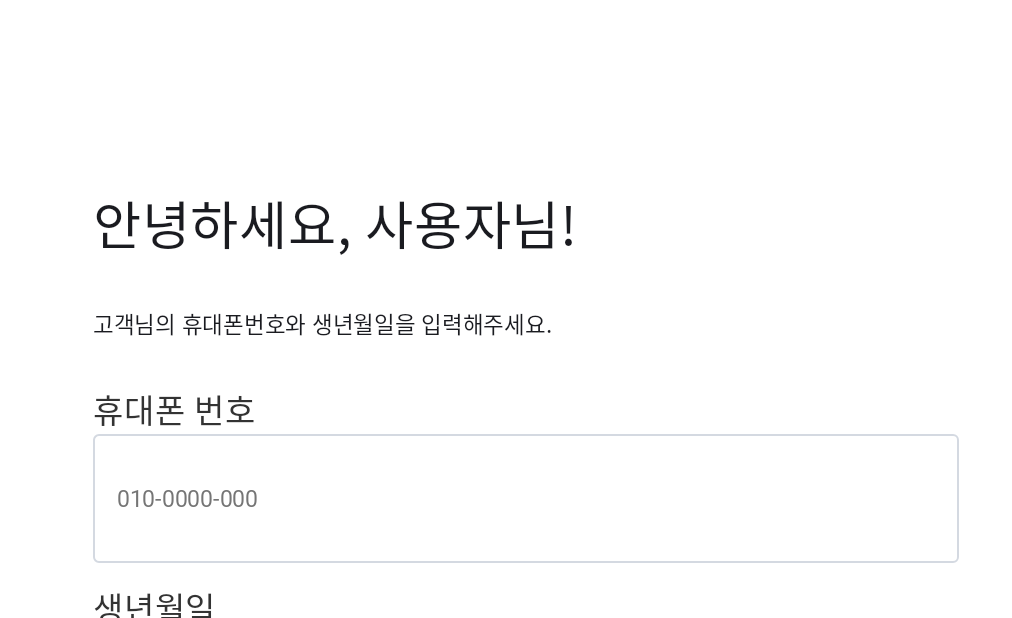
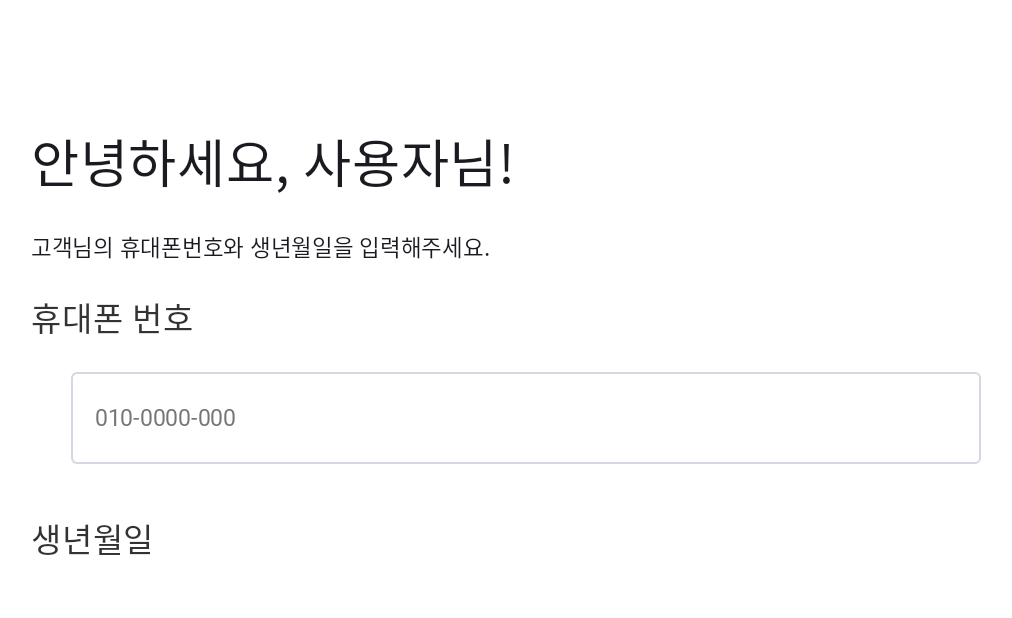
Before and after one commit to shclDev/smartHealthApp, an Android app built with Jetpack Compose: the composable rightSide shown on its own in the app's theme, on a phone screen of 824 x 412 dp (held sideways). Shown: the whole screen, without its empty margins (92-1104 px from the left). Run offline under Robolectric (Android 15) with nearby library versions, the phone set to English and light mode, and no system bars; Roboto replaces fonts that are not available here.

```diff
--- a/app/build.gradle.kts
+++ b/app/build.gradle.kts
@@ -138,5 +138,7 @@ dependencies {
     implementation(project(":ohq-reference-code"))
     implementation(project(":utility"))
 
+    //i-sens lib
+    implementation(fileTree(mapOf("dir" to "libs", "include" to listOf("*.jar"))))
 
 }
--- a/app/src/main/java/com/shcl/smarthealth/domain/usecase/ble/BodyCompositionUseCase.kt
+++ b/app/src/main/java/com/shcl/smarthealth/domain/usecase/omron/BodyCompositionUseCase.kt
@@ -1,8 +1,6 @@
-package com.shcl.smarthealth.domain.usecase.ble
+package com.shcl.smarthealth.domain.usecase.omron
 
 import com.shcl.smarthealth.domain.model.db.BodyCompositionRoom
-import com.shcl.smarthealth.domain.model.omron.BodyComposition
-import com.shcl.smarthealth.domain.model.omron.DiscoveredDevice
 import com.shcl.smarthealth.domain.repository.OmronRepository
 import javax.inject.Inject
 
--- a/app/src/main/java/com/shcl/smarthealth/domain/usecase/ble/GetBloodPressureUseCase.kt
+++ b/app/src/main/java/com/shcl/smarthealth/domain/usecase/omron/GetBloodPressureUseCase.kt
@@ -1,4 +1,4 @@
-package com.shcl.smarthealth.domain.usecase.ble
+package com.shcl.smarthealth.domain.usecase.omron
 
 
 import com.shcl.smarthealth.domain.model.omron.DiscoveredDevice
--- a/app/src/main/java/com/shcl/smarthealth/domain/usecase/ble/OmronDeviceUseCase.kt
+++ b/app/src/main/java/com/shcl/smarthealth/domain/usecase/omron/OmronDeviceUseCase.kt
@@ -1,6 +1,4 @@
-package com.shcl.smarthealth.domain.usecase.ble
-
-import com.shcl.smarthealth.domain.usecase.dashboard.GetNutritionAdviceUseCase
+package com.shcl.smarthealth.domain.usecase.omron
 
 data class OmronDeviceUseCase (
     val getBloodPressureUseCase : GetBloodPressureUseCase,
--- a/app/src/main/java/com/shcl/smarthealth/domain/usecase/ble/RegisterDeviceUseCase.kt
+++ b/app/src/main/java/com/shcl/smarthealth/domain/usecase/omron/RegisterDeviceUseCase.kt
@@ -1,10 +1,7 @@
-package com.shcl.smarthealth.domain.usecase.ble
+package com.shcl.smarthealth.domain.usecase.omron
 
-import android.util.Log
-import com.shcl.smarthealth.domain.model.db.FoundDeviceRoom
 import com.shcl.smarthealth.domain.model.omron.DiscoveredDevice
 import com.shcl.smarthealth.domain.repository.OmronRepository
-import com.shcl.smarthealth.domain.utils.Utils
 import javax.inject.Inject
 
 class RegisterDeviceUseCase @Inject constructor(
--- a/app/src/main/java/com/shcl/smarthealth/domain/usecase/ble/SetBloodPressureUseCase.kt
+++ b/app/src/main/java/com/shcl/smarthealth/domain/usecase/omron/SetBloodPressureUseCase.kt
@@ -1,4 +1,4 @@
-package com.shcl.smarthealth.domain.usecase.ble
+package com.shcl.smarthealth.domain.usecase.omron
 
 import com.shcl.smarthealth.domain.model.db.BloodPressureRoom
 import com.shcl.smarthealth.domain.repository.OmronRepository
--- a/app/src/main/java/com/shcl/smarthealth/presentation/view/device/OmronDeviceViewModel.kt
+++ b/app/src/main/java/com/shcl/smarthealth/presentation/view/device/OmronDeviceViewModel.kt
@@ -2,7 +2,6 @@ package com.shcl.smarthealth.presentation.view.device
 
 
 import android.util.Log
-import androidx.compose.ui.Modifier
 import androidx.lifecycle.SavedStateHandle
 import androidx.lifecycle.ViewModel
 import androidx.lifecycle.viewModelScope
@@ -13,17 +12,15 @@ import com.shcl.smarthealth.domain.model.omron.BloodPressure
 import com.shcl.smarthealth.domain.model.omron.BodyComposition
 import com.shcl.smarthealth.domain.model.omron.DiscoveredDevice
 import com.shcl.smarthealth.domain.model.omron.RequestType
-import com.shcl.smarthealth.domain.usecase.ble.OmronDeviceUseCase
+import com.shcl.smarthealth.domain.usecase.omron.OmronDeviceUseCase
 import dagger.hilt.android.lifecycle.HiltViewModel
 import jp.co.ohq.ble.enumerate.OHQDeviceCategory
 import jp.co.ohq.ble.enumerate.OHQMeasurementRecordKey
 import kotlinx.coroutines.Dispatchers
 import kotlinx.coroutines.GlobalScope
 import kotlinx.coroutines.flow.MutableStateFlow
-import kotlinx.coroutines.flow.StateFlow
 import kotlinx.coroutines.flow.asStateFlow
 import kotlinx.coroutines.flow.catch
-import kotlinx.coroutines.flow.collectLatest
 import kotlinx.coroutines.flow.onCompletion
 import kotlinx.coroutines.flow.onStart
 import kotlinx.coroutines.launch
--- a/app/src/main/java/com/shcl/smarthealth/presentation/view/login/LoginScreen.kt
+++ b/app/src/main/java/com/shcl/smarthealth/presentation/view/login/LoginScreen.kt
@@ -103,7 +103,7 @@ fun rightSide(nav : NavHostController){
             .fillMaxHeight()
             .fillMaxWidth()
             .background(Color.White)
-            .padding(start = 123.dp, top = 123.dp, end = 123.dp),
+            .padding(start = 123.pxToDp(), top = 123.pxToDp(), end = 123.pxToDp()),
             contentAlignment = Alignment.TopStart
     ){
         Column(
@@ -112,15 +112,16 @@ fun rightSide(nav : NavHostController){
         ){
 
             Text(text = stringResource(id = R.string.login_welcome) , style = Typography.headlineLarge)
-            Spacer(modifier = Modifier.height(30.dp))
+            Spacer(modifier = Modifier.height(30.pxToDp()))
             Text(text = stringResource(id = R.string.login_desc) , style = Typography.bodySmall )
-            Spacer(modifier = Modifier.height(30.dp))
+            Spacer(modifier = Modifier.height(30.pxToDp()))
             Column {
                 Text(text = stringResource(id = R.string.handphone) , style = Typography.labelMedium , color = Color333333)
                 //Spacer(modifier = Modifier.height(25.dp))
                 OutlinedTextField(
-                    modifier = Modifier.fillMaxWidth().defaultMinSize(minHeight = 86f.dp),
-                    //modifier = Modifier.fillMaxWidth().padding(horizontal = 40.dp,30.dp),
+                    modifier = Modifier
+                        .fillMaxWidth()
+                        .padding(horizontal = 40.pxToDp() , vertical = 30.pxToDp()),
                     colors = TextFieldDefaults.outlinedTextFieldColors(
                         focusedBorderColor = Color333333,
                         unfocusedBorderColor = ColorD4D9E1),
@@ -140,7 +141,7 @@ fun rightSide(nav : NavHostController){
                 Text(text = stringResource(id = R.string.birthday) , style = Typography.labelMedium , color = Color333333)
                 //Spacer(modifier = Modifier.height(25.pxToDp()))
                 OutlinedTextField(
-                    //modifier = Modifier.fillMaxWidth().padding(horizontal = 40.dp,30.dp),
+                    modifier = Modifier.padding(horizontal = 40.pxToDp(), vertical = 30.pxToDp()).fillMaxWidth(),
                     colors = TextFieldDefaults.outlinedTextFieldColors(
                         focusedBorderColor = Color333333,
                         unfocusedBorderColor = ColorD4D9E1),
@@ -154,14 +155,14 @@ fun rightSide(nav : NavHostController){
                             color = Color757575)
                     })
             }
-            Spacer(modifier = Modifier.height(80.dp))
+            Spacer(modifier = Modifier.height(80.pxToDp()))
 
             Button(
                 onClick = {
                     nav.navigate(route = OuterScreen.home.route)
                     //nav.navigate(route = OuterScreen.deviceScan.route)
                 },
-                shape = RoundedCornerShape(18.dp),
+                shape = RoundedCornerShape(18.pxToDp()),
                 modifier = Modifier.fillMaxWidth(),
                 colors = ButtonDefaults.buttonColors(contentColor = Color.White, containerColor = PrimaryButtonColor)
             ) {
@@ -169,7 +170,7 @@ fun rightSide(nav : NavHostController){
                   style = Typography.labelMedium , color = Color.White)
             }
 
-            Spacer(modifier = Modifier.height(40.dp))
+            Spacer(modifier = Modifier.height(40.pxToDp()))
 
             TextButton(
                 modifier = Modifier.align(Alignment.CenterHorizontally),
```
Also changed, not shown: app/src/main/java/com/shcl/smarthealth/data/repository/dataSoruceImpl/IsensDeviceDataSourceImpl.kt (added, +94 -0 lines), app/src/main/java/com/shcl/smarthealth/data/repository/dataSource/IsensDeviceDataSource.kt (added, +18 -0 lines), app/src/main/java/com/shcl/smarthealth/di/UseCaseModule.kt (+6 -6 lines), app/src/main/java/com/shcl/smarthealth/domain/repository/IsensRepository.kt (added, +14 -0 lines), app/src/main/java/com/shcl/smarthealth/domain/usecase/omron/ScanDeviceUseCase.kt (renamed from app/src/main/java/com/shcl/smarthealth/domain/usecase/ble/ScanDeviceUseCase.kt, +1 -12 lines), app/libs/iBLE.jar (added).
